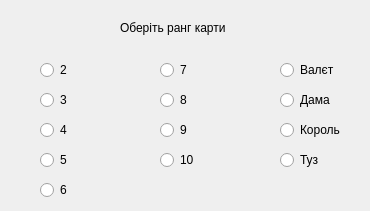
x-FIREFOUR-x/AlgoLab6, file Lab6/windows/windowrank.ui: the form before one commit.
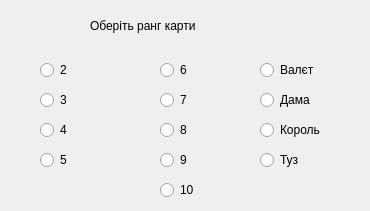
The form after the commit.

What changed in the file:
```diff
--- a/Lab6/windows/windowrank.ui
+++ b/Lab6/windows/windowrank.ui
@@ -29,10 +29,10 @@
   <widget class="QLabel" name="label">
    <property name="geometry">
     <rect>
-     <x>120</x>
-     <y>20</y>
-     <width>121</width>
-     <height>16</height>
+     <x>90</x>
+     <y>10</y>
+     <width>201</width>
+     <height>31</height>
     </rect>
    </property>
    <property name="text">
@@ -81,8 +81,8 @@
   <widget class="QRadioButton" name="radioButtonSix">
    <property name="geometry">
     <rect>
-     <x>40</x>
-     <y>180</y>
+     <x>160</x>
+     <y>60</y>
      <width>95</width>
      <height>20</height>
     </rect>
@@ -95,7 +95,7 @@
    <property name="geometry">
     <rect>
      <x>160</x>
-     <y>60</y>
+     <y>90</y>
      <width>95</width>
      <height>20</height>
     </rect>
@@ -108,7 +108,7 @@
    <property name="geometry">
     <rect>
      <x>160</x>
-     <y>90</y>
+     <y>120</y>
      <width>95</width>
      <height>20</height>
     </rect>
@@ -124,7 +124,7 @@
    <property name="geometry">
     <rect>
      <x>160</x>
-     <y>120</y>
+     <y>150</y>
      <width>95</width>
      <height>20</height>
     </rect>
@@ -137,7 +137,7 @@
    <property name="geometry">
     <rect>
      <x>160</x>
-     <y>150</y>
+     <y>180</y>
      <width>95</width>
      <height>20</height>
     </rect>
@@ -149,7 +149,7 @@
   <widget class="QRadioButton" name="radioButtonJack">
    <property name="geometry">
     <rect>
-     <x>280</x>
+     <x>260</x>
      <y>60</y>
      <width>95</width>
      <height>20</height>
@@ -162,7 +162,7 @@
   <widget class="QRadioButton" name="radioButtonQueen">
    <property name="geometry">
     <rect>
-     <x>280</x>
+     <x>260</x>
      <y>90</y>
      <width>95</width>
      <height>20</height>
@@ -175,7 +175,7 @@
   <widget class="QRadioButton" name="radioButtonKing">
    <property name="geometry">
     <rect>
-     <x>280</x>
+     <x>260</x>
      <y>120</y>
      <width>95</width>
      <height>20</height>
@@ -188,7 +188,7 @@
   <widget class="QRadioButton" name="radioButtonAce">
    <property name="geometry">
     <rect>
-     <x>280</x>
+     <x>260</x>
      <y>150</y>
      <width>95</width>
      <height>20</height>
```
